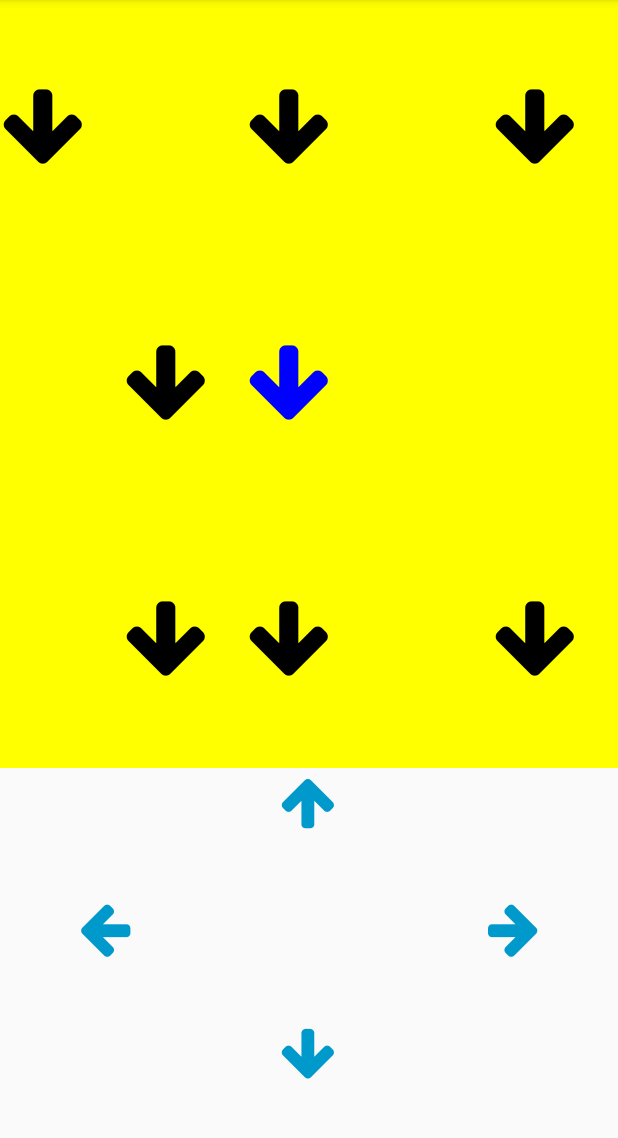
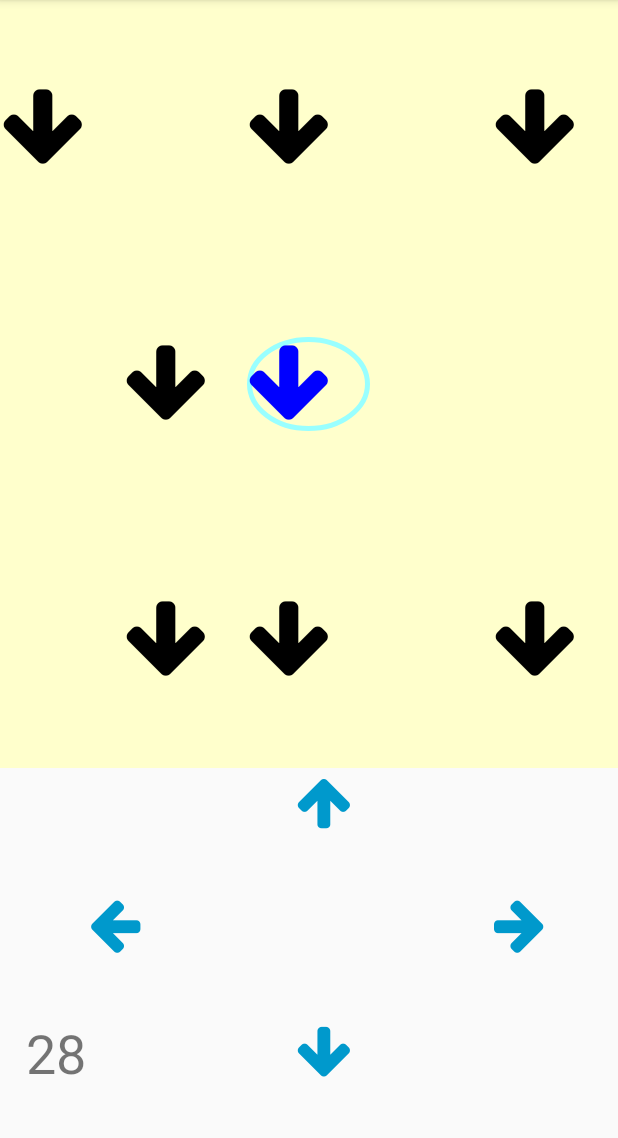
Before and after one commit to rickystream94/personal_data_interaction, an Android app: the screen it shows after launch (MainActivity), on a phone screen of 412 x 824 dp, the part 84-1222 px from its top. Run offline under Robolectric (Android 15) with nearby library versions, the phone set to English and light mode, and no system bars.

Commit message:
Initial work with timer

```diff
--- /dev/null
+++ b/Assignment_2/CognitiveTest/app/src/main/java/it/richmondweb/cognitivetest/GameState.java
@@ -0,0 +1,22 @@
+package it.richmondweb.cognitivetest;
+
+/**
+ * Created by ricky on 15/02/2017.
+ */
+public class GameState {
+
+    public static String gameState = "STOP";
+
+    public static void startPlaying() {
+        gameState = "PLAY";
+    }
+
+    public static void stopPlaying() {
+        gameState = "STOP";
+    }
+
+    public static boolean isPlayMode() {
+        return gameState.equals("PLAY");
+    }
+
+}
--- a/Assignment_2/CognitiveTest/app/src/main/java/it/richmondweb/cognitivetest/MainActivity.java
+++ b/Assignment_2/CognitiveTest/app/src/main/java/it/richmondweb/cognitivetest/MainActivity.java
@@ -4,6 +4,8 @@ import android.app.AlertDialog;
 import android.content.DialogInterface;
 import android.graphics.Color;
 import android.graphics.Typeface;
+import android.os.Handler;
+import android.os.Message;
 import android.support.v7.app.AppCompatActivity;
 import android.os.Bundle;
 import android.util.TypedValue;
@@ -19,13 +21,16 @@ public class MainActivity extends AppCompatActivity {
 
     private static final int GRID_ROWS = 3;
     private static final int GRID_COLUMNS = 5;
-    private static final int numberOfTests = 10;
+    private static final int testDuration = 30;
+
     private Random random = new Random();
     private String arrowsDirection;
     private String centralArrowDirection;
     private TableLayout arrowsGridLayout;
     private Typeface iconFont;
-    private int counter;
+    private TextView timerCounter;
+    private int correctAnswers = 0;
+    private int wrongAnswers = 0;
 
     @Override
     protected void onCreate(Bundle savedInstanceState) {
@@ -35,10 +40,10 @@ public class MainActivity extends AppCompatActivity {
         iconFont = FontManager.getTypeface(getApplicationContext(), FontManager.FONTAWESOME);
 
         //Assigning correct font to control panel buttons
-        TextView upButton = (TextView)findViewById(R.id.upButton);
-        TextView downButton = (TextView)findViewById(R.id.downButton);
-        TextView rightButton = (TextView)findViewById(R.id.rightButton);
-        TextView leftButton = (TextView)findViewById(R.id.leftButton);
+        TextView upButton = (TextView) findViewById(R.id.upButton);
+        TextView downButton = (TextView) findViewById(R.id.downButton);
+        TextView rightButton = (TextView) findViewById(R.id.rightButton);
+        TextView leftButton = (TextView) findViewById(R.id.leftButton);
         upButton.setTypeface(iconFont);
         downButton.setTypeface(iconFont);
         rightButton.setTypeface(iconFont);
@@ -46,21 +51,24 @@ public class MainActivity extends AppCompatActivity {
 
         //Getting the arrows grid layout
         arrowsGridLayout = (TableLayout) findViewById(R.id.arrowsGrid);
-        arrowsGridLayout.setBackgroundColor(Color.YELLOW);
         arrowsGridLayout.setWeightSum(1.0f);
         drawGrid(null);
+
+        //Launch timer thread and start playing the test
+        GameState.startPlaying();
+        startTimerThread();
     }
 
     public void drawGrid(View view) {
-        if (view != null) {
+        /*if (view != null) {
             if (counter == numberOfTests) {
                 displayDialog();
                 return;
             }
             counter++;
-            /*TextView counterText = (TextView) findViewById(R.id.counter);
-            counterText.setText("Counter: " + counter);*/
-        }
+            TextView counterText = (TextView) findViewById(R.id.counter);
+            counterText.setText("Counter: " + counter);
+        }*/
         arrowsGridLayout.removeAllViews();
 
         for (int i = 0; i < GRID_ROWS; i++) {
@@ -104,7 +112,7 @@ public class MainActivity extends AppCompatActivity {
         fillTable();
     }
 
-    private void displayDialog() {
+    private void completeTest() {
         new AlertDialog.Builder(MainActivity.this)
                 .setTitle("Test Completed!")
                 .setMessage("Contratulations, your result: XXX")
@@ -155,8 +163,9 @@ public class MainActivity extends AppCompatActivity {
             for (int j = 0; j < GRID_COLUMNS; j++) {
                 TextView textView = (TextView) row.getChildAt(j);
                 textView.setText(text);
-                //Central cell must not be touched
+                //Central cell
                 if (i == GRID_ROWS / 2 && j == GRID_COLUMNS / 2) {
+                    textView.setBackground(getDrawable(R.drawable.back));
                     if (centralArrowDirection.equals("HORIZONTAL"))
                         textView.setText(random.nextFloat() < .5 ? getString(R.string
                                 .fa_arrow_right) :
@@ -187,6 +196,36 @@ public class MainActivity extends AppCompatActivity {
         }
     }
 
+    private void startTimerThread() {
+        final Handler handler = new Handler();
+        timerCounter = (TextView) findViewById(R.id.timerCounter);
+        Runnable runnable = new Runnable() {
+            public void run() {
+                timerCounter.setText("" + testDuration);
+                int currentSeconds = 0;
+                while (currentSeconds <= testDuration) {
+                    try {
+                        Thread.sleep(1000);
+                    } catch (InterruptedException e) {
+                        e.printStackTrace();
+                    }
+                    final int finalCurrentSeconds = currentSeconds;
+                    handler.post(new Runnable() {
+                        public void run() {
+                            timerCounter.setText("" + (testDuration - finalCurrentSeconds));
+                        }
+                    });
+                    currentSeconds++;
+                }
+                GameState.stopPlaying();
+                //Message message = new Message();
+                //handler.dispatchMessage();
+            }
+        };
+        new Thread(runnable).start();
+    }
+
+    //Might be used for menu button to restart the test
     /*public void restart(View view) {
         counter = 0;
         TextView counterText = (TextView) findViewById(R.id.counter);
--- /dev/null
+++ b/Assignment_2/CognitiveTest/app/src/main/res/drawable/back.xml
@@ -0,0 +1,8 @@
+<?xml version="1.0" encoding="utf-8"?>
+<shape xmlns:android="http://schemas.android.com/apk/res/android"
+       android:shape="oval">
+    <solid android:color="#00000000"/>
+    <stroke
+        android:width="3dp"
+        android:color="@color/lightBlue"/>
+</shape>
--- a/Assignment_2/CognitiveTest/app/src/main/res/layout/activity_main.xml
+++ b/Assignment_2/CognitiveTest/app/src/main/res/layout/activity_main.xml
@@ -21,7 +21,8 @@
             android:id="@+id/arrowsGrid"
             android:layout_width="match_parent"
             android:layout_height="0dp"
-            android:layout_weight="2">
+            android:layout_weight="2"
+            android:background="@color/lightYellow">
         </TableLayout>
 
         <TableLayout
@@ -75,8 +76,10 @@
                 android:layout_weight="1">
 
                 <TextView
+                    android:id="@+id/timerCounter"
                     android:layout_weight="1"
-                    android:visibility="invisible"/>
+                    android:paddingLeft="15dp"
+                    android:textSize="36sp"/>
 
                 <TextView
                     android:id="@+id/downButton"
--- a/Assignment_2/CognitiveTest/app/src/main/res/values/colors.xml
+++ b/Assignment_2/CognitiveTest/app/src/main/res/values/colors.xml
@@ -3,4 +3,6 @@
     <color name="colorPrimary">#3F51B5</color>
     <color name="colorPrimaryDark">#303F9F</color>
     <color name="colorAccent">#FF4081</color>
+    <color name="lightYellow">#ffffcc</color>
+    <color name="lightBlue">#99ffff</color>
 </resources>
```
